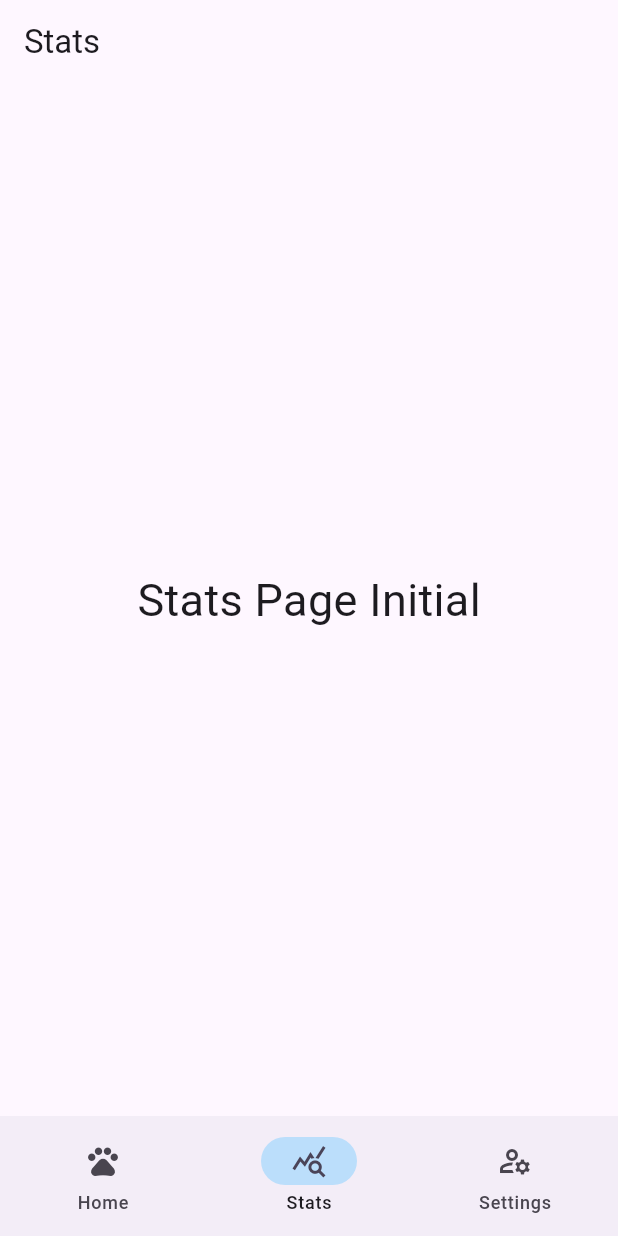
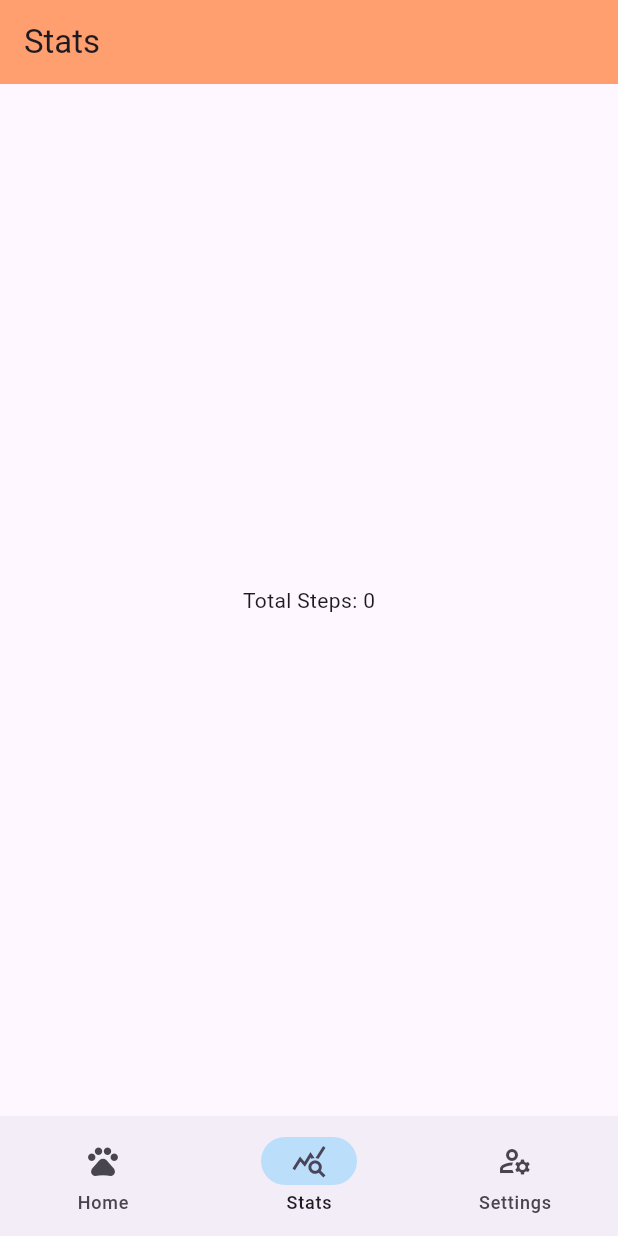
Before and after one commit to ar-kt02/fe-pathpal, a Flutter app: the screen it shows after launch, item 2 of the bottom bar chosen, on a phone screen of 412 x 824 dp. Run offline on Flutter 3.47's test engine with Material 3 defaults, Android fonts, the phone set to English and light mode, and no system bars; our stand-ins replace pedometer; missing offline and left inert: model_viewer_plus.

Commit message:
Setup Pedometer for step tracking, to be integrated with API

```diff
--- a/lib/pages/home_page.dart
+++ b/lib/pages/home_page.dart
@@ -7,8 +7,8 @@ class HomePage extends StatelessWidget {
   @override
   Widget build(BuildContext context) {
     return Scaffold(
-      appBar:
-          AppBar(title: const Text('Home'), backgroundColor: Color(0xFFFF9E6E)),
+      appBar: AppBar(
+          title: const Text('Home'), backgroundColor: const Color(0xFFFF9E6E)),
       body: const SingleChildScrollView(
         child: Column(
           children: <Widget>[
--- a/lib/pages/main_screen.dart
+++ b/lib/pages/main_screen.dart
@@ -1,5 +1,6 @@
 import 'home_page.dart';
 import 'stats_page.dart';
+import 'settings_page.dart';
 import 'package:flutter/material.dart';
 
 class MainScreen extends StatefulWidget {
@@ -41,7 +42,11 @@ class _MainScreenState extends State<MainScreen> {
           )
         ],
       ),
-      body: <Widget>[const HomePage(), const StatsPage()][currentPage],
+      body: <Widget>[
+        const HomePage(),
+        const StatsPage(),
+        const SettingsPage()
+      ][currentPage],
     );
   }
 }
--- a/lib/pages/stats_page.dart
+++ b/lib/pages/stats_page.dart
@@ -1,15 +1,34 @@
 import 'package:flutter/material.dart';
-// import 'package:pedometer/pedometer.dart';
+import 'package:pedometer/pedometer.dart';
 
-class StatsPage extends StatelessWidget {
+class StatsPage extends StatefulWidget {
   const StatsPage({super.key});
+
+  @override
+  _StatsPageState createState() => _StatsPageState();
+}
+
+class _StatsPageState extends State<StatsPage> {
+  int _stepsCount = 0;
+
+  @override
+  void initState() {
+    super.initState();
+    Pedometer.stepCountStream.listen((stepCount) {
+      setState(() {
+        _stepsCount = stepCount.steps;
+      });
+    });
+  }
 
   @override
   Widget build(BuildContext context) {
     return Scaffold(
-      appBar: AppBar(title: const Text("Stats")),
-      body: const Center(
-          child: Text('Stats Page Initial', style: TextStyle(fontSize: 30))),
+      appBar: AppBar(
+          title: Text("Stats"), backgroundColor: const Color(0xFFFF9E6E)),
+      body: Center(
+        child: Text('Total Steps: $_stepsCount'),
+      ),
     );
   }
 }
--- a/pubspec.yaml
+++ b/pubspec.yaml
@@ -7,11 +7,14 @@ environment:
    sdk: ^3.5.0
 
 dependencies:
+   convert: ^3.1.1
+   fl_chart: ^0.68.0
    flutter:
       sdk: flutter
+   http: ^1.2.2
    model_viewer_plus: ^1.8.0
-   moon_design: ^1.0.3
    pedometer: ^4.0.2
+   syncfusion_flutter_gauges: ^26.2.10
    url_launcher: ^6.1.5
 
 dev_dependencies:
```
Also changed, not shown: lib/pages/settings_page.dart (added, +20 -0 lines), pubspec.lock.
